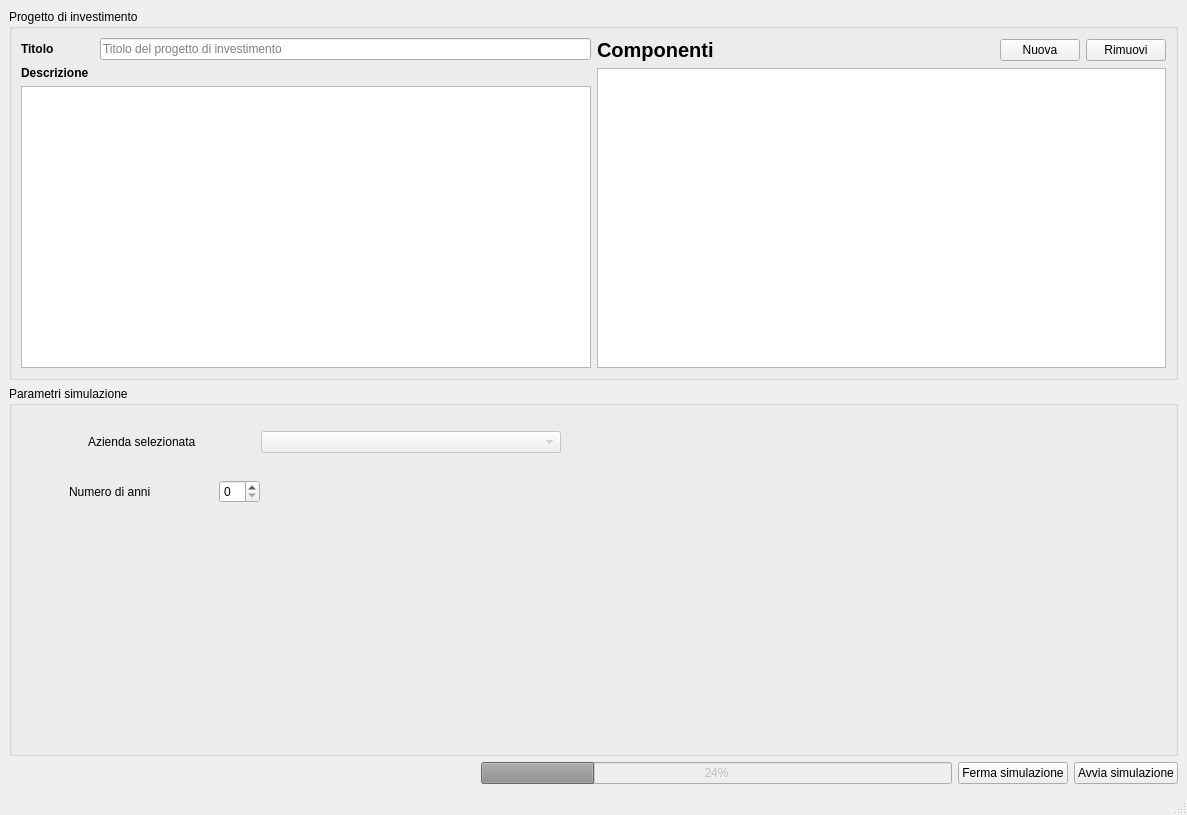
Old version of the form ui/invest_sim_window.ui in the repository TdP-prove-finali/CavalloGabriele.
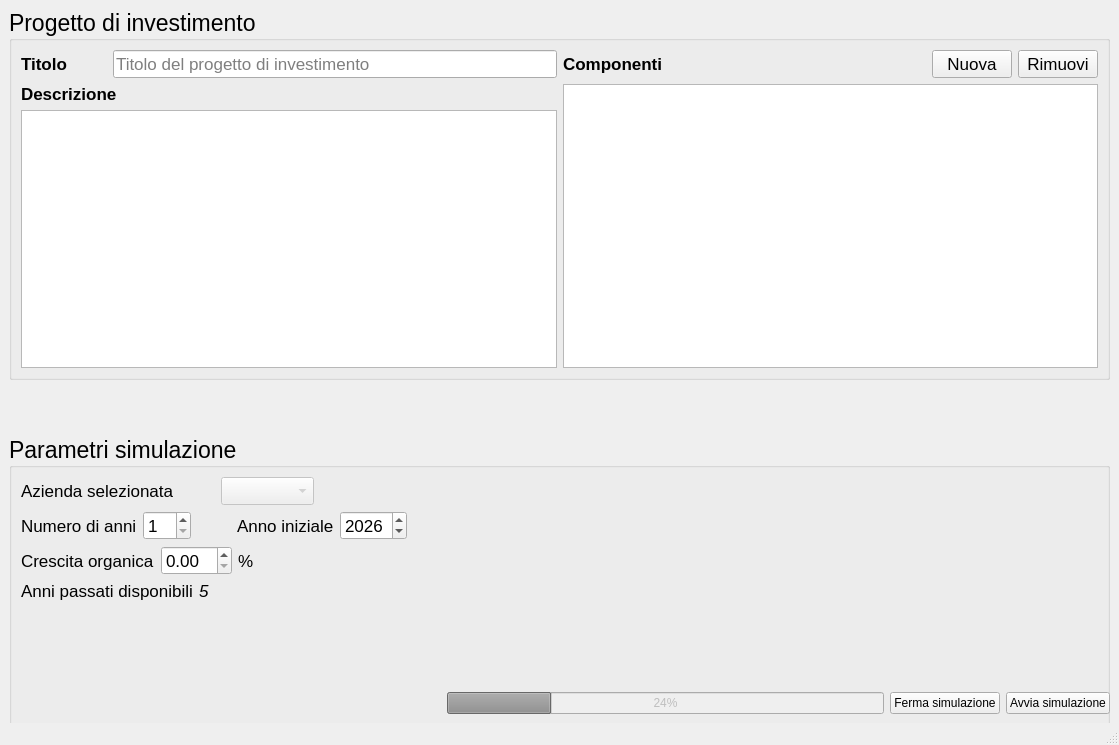
New version of the form.

Patch:
```diff
--- a/ui/invest_sim_window.ui
+++ b/ui/invest_sim_window.ui
@@ -6,8 +6,8 @@
    <rect>
     <x>0</x>
     <y>0</y>
-    <width>1187</width>
-    <height>815</height>
+    <width>1119</width>
+    <height>745</height>
    </rect>
   </property>
   <property name="windowTitle">
@@ -18,7 +18,7 @@
     <item>
      <widget class="QGroupBox" name="groupBox">
       <property name="sizePolicy">
-       <sizepolicy hsizetype="Preferred" vsizetype="Maximum">
+       <sizepolicy hsizetype="Preferred" vsizetype="Expanding">
         <horstretch>0</horstretch>
         <verstretch>0</verstretch>
        </sizepolicy>
@@ -32,9 +32,14 @@
       <property name="maximumSize">
        <size>
         <width>16777215</width>
-        <height>800</height>
+        <height>16777215</height>
        </size>
       </property>
+      <property name="font">
+       <font>
+        <pointsize>17</pointsize>
+       </font>
+      </property>
       <property name="title">
        <string>Progetto di investimento</string>
       </property>
@@ -53,6 +58,7 @@
              </property>
              <property name="font">
               <font>
+               <pointsize>13</pointsize>
                <bold>true</bold>
               </font>
              </property>
@@ -79,6 +85,11 @@
            </item>
            <item>
             <widget class="QLineEdit" name="projectTitleLineEdit">
+             <property name="font">
+              <font>
+               <pointsize>13</pointsize>
+              </font>
+             </property>
              <property name="placeholderText">
               <string>Titolo del progetto di investimento</string>
              </property>
@@ -98,6 +109,7 @@
              </property>
              <property name="font">
               <font>
+               <pointsize>13</pointsize>
                <bold>true</bold>
               </font>
              </property>
@@ -114,6 +126,11 @@
                <height>300</height>
               </size>
              </property>
+             <property name="font">
+              <font>
+               <pointsize>13</pointsize>
+              </font>
+             </property>
             </widget>
            </item>
           </layout>
@@ -134,7 +151,7 @@
              </property>
              <property name="font">
               <font>
-               <pointsize>15</pointsize>
+               <pointsize>13</pointsize>
                <bold>true</bold>
               </font>
              </property>
@@ -166,6 +183,11 @@
                  <verstretch>0</verstretch>
                 </sizepolicy>
                </property>
+               <property name="font">
+                <font>
+                 <pointsize>13</pointsize>
+                </font>
+               </property>
                <property name="text">
                 <string>Nuova</string>
                </property>
@@ -179,6 +201,11 @@
                  <verstretch>0</verstretch>
                 </sizepolicy>
                </property>
+               <property name="font">
+                <font>
+                 <pointsize>13</pointsize>
+                </font>
+               </property>
                <property name="text">
                 <string>Rimuovi</string>
                </property>
@@ -189,7 +216,13 @@
           </layout>
          </item>
          <item>
-          <widget class="QListView" name="projectComponentsListView"/>
+          <widget class="QListView" name="projectComponentsListView">
+           <property name="font">
+            <font>
+             <pointsize>13</pointsize>
+            </font>
+           </property>
+          </widget>
          </item>
         </layout>
        </item>
@@ -210,18 +243,22 @@
         <height>300</height>
        </size>
       </property>
+      <property name="maximumSize">
+       <size>
+        <width>16777215</width>
+        <height>200</height>
+       </size>
+      </property>
+      <property name="font">
+       <font>
+        <pointsize>17</pointsize>
+       </font>
+      </property>
       <property name="title">
        <string>Parametri simulazione</string>
       </property>
-      <widget class="QWidget" name="">
-       <property name="geometry">
-        <rect>
-         <x>60</x>
-         <y>40</y>
-         <width>511</width>
-         <height>32</height>
-        </rect>
-       </property>
+      <layout class="QVBoxLayout" name="verticalLayout_5">
+       <item>
        <layout class="QHBoxLayout" name="horizontalLayout_2">
         <item>
          <widget class="QLabel" name="label">
@@ -231,6 +268,11 @@
             <verstretch>0</verstretch>
            </sizepolicy>
           </property>
+           <property name="font">
+            <font>
+             <pointsize>13</pointsize>
+            </font>
+           </property>
           <property name="text">
            <string>Azienda selezionata</string>
           </property>
@@ -242,7 +284,7 @@
            <enum>Qt::Orientation::Horizontal</enum>
           </property>
           <property name="sizeType">
-           <enum>QSizePolicy::Policy::Fixed</enum>
+            <enum>QSizePolicy::Policy::Minimum</enum>
           </property>
           <property name="sizeHint" stdset="0">
            <size>
@@ -263,32 +305,71 @@
             <height>16777215</height>
            </size>
           </property>
-         </widget>
-        </item>
-       </layout>
-      </widget>
-      <widget class="QWidget" name="">
-       <property name="geometry">
-        <rect>
-         <x>60</x>
-         <y>90</y>
-         <width>191</width>
-         <height>31</height>
-        </rect>
-       </property>
+           <property name="font">
+            <font>
+             <pointsize>13</pointsize>
+            </font>
+           </property>
+          </widget>
+         </item>
+         <item>
+          <spacer name="horizontalSpacer_9">
+           <property name="orientation">
+            <enum>Qt::Orientation::Horizontal</enum>
+           </property>
+           <property name="sizeHint" stdset="0">
+            <size>
+             <width>40</width>
+             <height>20</height>
+            </size>
+           </property>
+          </spacer>
+         </item>
+        </layout>
+       </item>
+       <item>
+        <layout class="QHBoxLayout" name="horizontalLayout_11">
+         <item>
        <layout class="QHBoxLayout" name="horizontalLayout_7">
         <item>
          <widget class="QLabel" name="label_5">
+             <property name="font">
+              <font>
+               <pointsize>13</pointsize>
+              </font>
+             </property>
+             <property name="toolTip">
+              <string>Numero di anni su cui strutturare la simulazione</string>
+             </property>
           <property name="text">
            <string>Numero di anni</string>
           </property>
          </widget>
         </item>
         <item>
-         <spacer name="horizontalSpacer_5">
+            <widget class="QSpinBox" name="numberOfYears">
+             <property name="font">
+              <font>
+               <pointsize>13</pointsize>
+              </font>
+             </property>
+             <property name="minimum">
+              <number>1</number>
+             </property>
+            </widget>
+           </item>
+          </layout>
+         </item>
+         <item>
+          <layout class="QHBoxLayout" name="horizontalLayout_8">
+           <item>
+            <spacer name="horizontalSpacer_6">
           <property name="orientation">
            <enum>Qt::Orientation::Horizontal</enum>
           </property>
+             <property name="sizeType">
+              <enum>QSizePolicy::Policy::Fixed</enum>
+             </property>
           <property name="sizeHint" stdset="0">
            <size>
             <width>40</width>
@@ -298,10 +379,172 @@
          </spacer>
         </item>
         <item>
-         <widget class="QSpinBox" name="numberOfYears"/>
-        </item>
-       </layout>
-      </widget>
+            <widget class="QLabel" name="label_6">
+             <property name="font">
+              <font>
+               <pointsize>13</pointsize>
+              </font>
+             </property>
+             <property name="text">
+              <string>Anno iniziale</string>
+             </property>
+            </widget>
+           </item>
+           <item>
+            <widget class="QSpinBox" name="numberOfYears_2">
+             <property name="font">
+              <font>
+               <pointsize>13</pointsize>
+              </font>
+             </property>
+             <property name="minimum">
+              <number>2000</number>
+             </property>
+             <property name="maximum">
+              <number>3000</number>
+             </property>
+             <property name="value">
+              <number>2026</number>
+             </property>
+            </widget>
+           </item>
+           <item>
+            <spacer name="horizontalSpacer_10">
+             <property name="orientation">
+              <enum>Qt::Orientation::Horizontal</enum>
+             </property>
+             <property name="sizeHint" stdset="0">
+              <size>
+               <width>40</width>
+               <height>20</height>
+              </size>
+             </property>
+            </spacer>
+           </item>
+          </layout>
+         </item>
+        </layout>
+       </item>
+       <item>
+        <layout class="QHBoxLayout" name="horizontalLayout_9">
+         <item>
+          <widget class="QLabel" name="label_7">
+           <property name="font">
+            <font>
+             <pointsize>13</pointsize>
+            </font>
+           </property>
+           <property name="toolTip">
+            <string>Crescita spontanea del fatturato senza operazioni</string>
+           </property>
+           <property name="text">
+            <string>Crescita organica</string>
+           </property>
+          </widget>
+         </item>
+         <item>
+          <widget class="QDoubleSpinBox" name="doubleSpinBox">
+           <property name="font">
+            <font>
+             <pointsize>13</pointsize>
+            </font>
+           </property>
+          </widget>
+         </item>
+         <item>
+          <widget class="QLabel" name="label_8">
+           <property name="font">
+            <font>
+             <pointsize>13</pointsize>
+            </font>
+           </property>
+           <property name="text">
+            <string>%</string>
+           </property>
+          </widget>
+         </item>
+         <item>
+          <spacer name="horizontalSpacer_11">
+           <property name="orientation">
+            <enum>Qt::Orientation::Horizontal</enum>
+           </property>
+           <property name="sizeHint" stdset="0">
+            <size>
+             <width>40</width>
+             <height>20</height>
+            </size>
+           </property>
+          </spacer>
+         </item>
+        </layout>
+       </item>
+       <item>
+        <layout class="QHBoxLayout" name="horizontalLayout_10">
+         <item>
+          <widget class="QLabel" name="label_9">
+           <property name="font">
+            <font>
+             <pointsize>13</pointsize>
+            </font>
+           </property>
+           <property name="text">
+            <string>Anni passati disponibili</string>
+           </property>
+          </widget>
+         </item>
+         <item>
+          <widget class="QLabel" name="label_10">
+           <property name="font">
+            <font>
+             <pointsize>13</pointsize>
+             <italic>true</italic>
+            </font>
+           </property>
+           <property name="styleSheet">
+            <string notr="true">QLabel[cssClass=&quot;number-label&quot;] {
+	padding: 5px;
+	background-color: rgb(18, 65, 255);
+	border-radius: 5px;
+	font-style: italic;
+}</string>
+           </property>
+           <property name="text">
+            <string>5</string>
+           </property>
+           <property name="cssClass" stdset="0">
+            <string>number-label</string>
+           </property>
+          </widget>
+         </item>
+         <item>
+          <spacer name="horizontalSpacer_12">
+           <property name="orientation">
+            <enum>Qt::Orientation::Horizontal</enum>
+           </property>
+           <property name="sizeHint" stdset="0">
+            <size>
+             <width>40</width>
+             <height>20</height>
+            </size>
+           </property>
+          </spacer>
+         </item>
+        </layout>
+       </item>
+       <item>
+        <spacer name="verticalSpacer">
+         <property name="orientation">
+          <enum>Qt::Orientation::Vertical</enum>
+         </property>
+         <property name="sizeHint" stdset="0">
+          <size>
+           <width>20</width>
+           <height>40</height>
+          </size>
+         </property>
+        </spacer>
+       </item>
+      </layout>
      </widget>
     </item>
     <item>
```
Left out of the diff: 2 changed lines with no effect on the pictures. Lines whose indentation alone changed are shown as unchanged.
